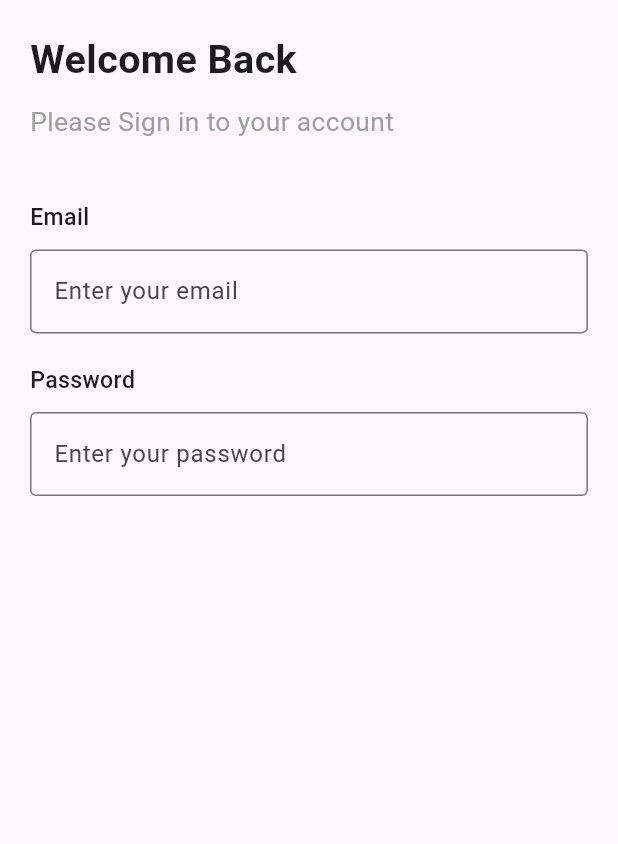
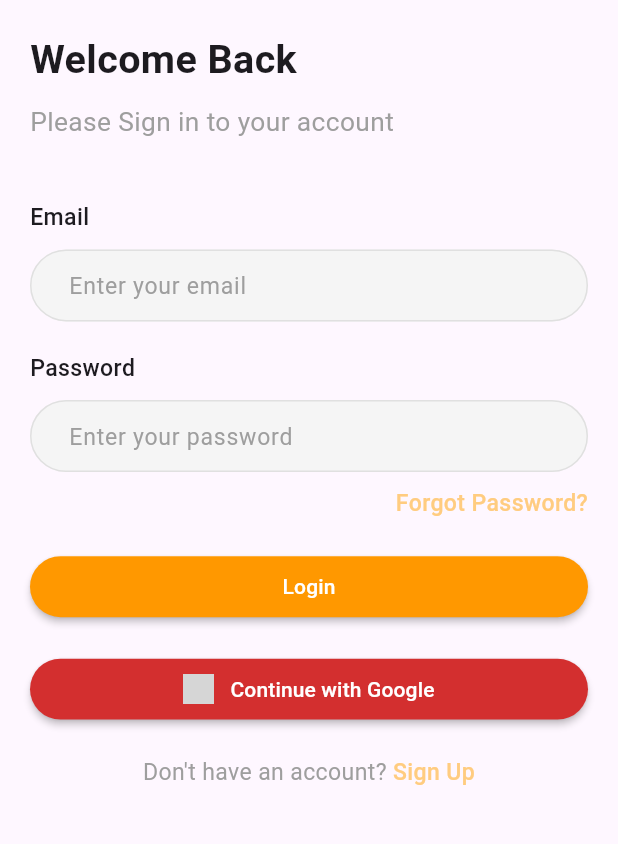
Before and after one commit to KhaledBahjat/noteApp, a Flutter app: the screen it shows after launch, on a phone screen of 412 x 824 dp, the part 243-1087 px from its top. Run offline on Flutter 3.47's test engine with Material 3 defaults, Android fonts, the phone set to English and light mode, and no system bars; our stand-ins replace firebase_core, flutter_screenutil; accounts and stored records are empty; grey boxes are pictures that could not be loaded.

Commit message:
ui finsh

```diff
--- a/lib/screens/auth/login.dart
+++ b/lib/screens/auth/login.dart
@@ -12,7 +12,11 @@ class Login extends StatefulWidget {
 class _LoginState extends State<Login> {
   @override
   Widget build(BuildContext context) {
-    return Scaffold(
+    return GestureDetector(
+      onTap: () {
+        FocusScope.of(context).unfocus();
+      },
+      child: Scaffold(
         body: Container(
           child: Padding(
             padding: EdgeInsets.all(20),
@@ -58,15 +62,39 @@ class _LoginState extends State<Login> {
                     SizedBox(
                       height: 10.h,
                     ),
+                    // email textfield
                     TextField(
                       decoration: InputDecoration(
-                      border: OutlineInputBorder(),
-                      hintText: 'Enter your email',
+                        contentPadding: EdgeInsets.symmetric(
+                          vertical: 10.h,
+                          horizontal: 20.w,
+                        ),
+                        enabledBorder: OutlineInputBorder(
+                          borderRadius: BorderRadius.circular(50.r),
+                          borderSide: BorderSide(
+                            color: Colors.grey.shade300,
                           ),
                         ),
+                        border: OutlineInputBorder(
+                          borderRadius: BorderRadius.circular(50.r),
+                          borderSide: BorderSide(
+                            color: Colors.grey.shade300,
+                          ),
+                        ),
+                        filled: true,
+                        fillColor: Colors.grey.shade100,
+                        hintText: 'Enter your email',
+                        hintStyle: TextStyle(
+                          fontSize: 14.sp,
+                          color: Colors.grey,
+                        ),
+                      ),
+                    ),
+
                     SizedBox(
                       height: 20.h,
                     ),
+
                     Text(
                       'Password',
                       style: TextStyle(
@@ -77,16 +105,110 @@ class _LoginState extends State<Login> {
                     SizedBox(
                       height: 10.h,
                     ),
+                    // password textfield
                     TextField(
-                    obscureText: true,
                       decoration: InputDecoration(
-                      border: OutlineInputBorder(),
+                        contentPadding: EdgeInsets.symmetric(
+                          vertical: 10.h,
+                          horizontal: 20.w,
+                        ),
+                        enabledBorder: OutlineInputBorder(
+                          borderRadius: BorderRadius.circular(50.r),
+                          borderSide: BorderSide(
+                            color: Colors.grey.shade300,
+                          ),
+                        ),
+                        border: OutlineInputBorder(
+                          borderRadius: BorderRadius.circular(50.r),
+                          borderSide: BorderSide(
+                            color: Colors.grey.shade300,
+                          ),
+                        ),
+                        filled: true,
+                        fillColor: Colors.grey.shade100,
                         hintText: 'Enter your password',
+                        hintStyle: TextStyle(
+                          fontSize: 14.sp,
+                          color: Colors.grey,
+                        ),
+                      ),
+                    ),
+
+                    Container(
+                      margin: EdgeInsets.only(top: 10.h, bottom: 20.h),
+                      alignment: Alignment.topRight,
+                      child: Text(
+                        'Forgot Password?',
+                        style: TextStyle(
+                          fontSize: 14.sp,
+                          color: Colors.orange.shade200,
+                          fontWeight: FontWeight.w500,
+                        ),
                       ),
                     ),
                   ],
                 ),
+                // login button
+                MaterialButton(
+                  height: 40.h,
+                  shape: RoundedRectangleBorder(
+                    borderRadius: BorderRadius.circular(50.r),
+                  ),
+                  textColor: Colors.white,
+                  color: Colors.orange,
+                  onPressed: () {},
+                  child: Text('Login'),
+                ),
+                SizedBox(
+                  height: 20.h,
+                ),
+                // Text('Or Continue with'),
+                MaterialButton(
+                  height: 40.h,
+                  shape: RoundedRectangleBorder(
+                    borderRadius: BorderRadius.circular(50.r),
+                  ),
+                  textColor: Colors.white,
+                  color: Colors.red.shade700,
+                  onPressed: () {},
+                  child: Row(
+                    mainAxisAlignment: MainAxisAlignment.center,
+                    children: [
+                      Image.asset('assets/google.png', height: 20.h),
+                      SizedBox(width: 10.w),
+                      Text('Continue with Google'),
                     ],
+                  ),
+                ),
+                SizedBox(
+                  height: 20.h,
+                ),
+                InkWell(
+
+                  onTap: () {},
+                  child: Text.rich(
+                    TextSpan(
+                      text: "Don't have an account? ",
+                      style: TextStyle(
+                        fontSize: 14.sp,
+                        color: Colors.grey,
+                      ),
+                      children: [
+                        TextSpan(
+                          text: 'Sign Up',
+                          style: TextStyle(
+                            fontSize: 14.sp,
+                            color: Colors.orange.shade200,
+                            fontWeight: FontWeight.w500,
+                          ),
+                        ),
+                      ],
+                    ),
+                    textAlign: TextAlign.center,
+                  ),
+                ),
+              ],
+            ),
           ),
         ),
       ),
```
Lines whose indentation alone changed are shown as unchanged.
